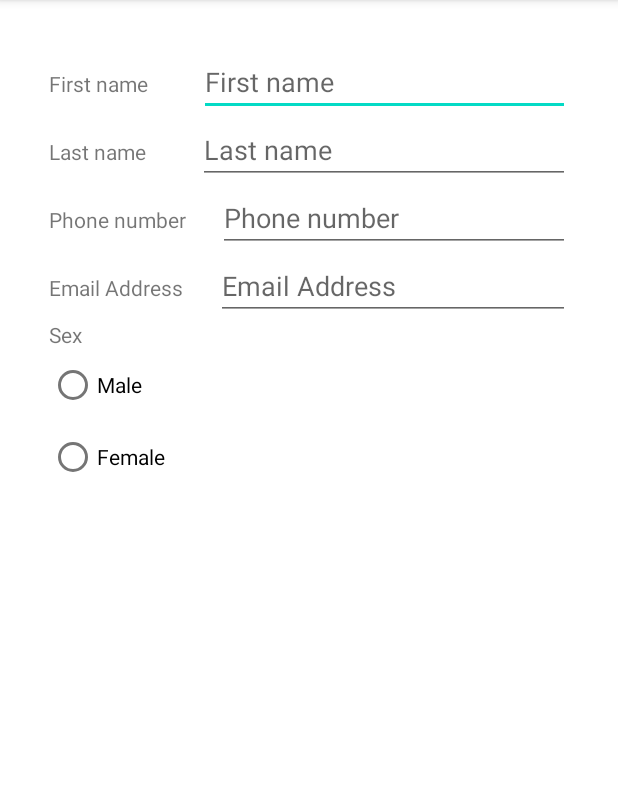
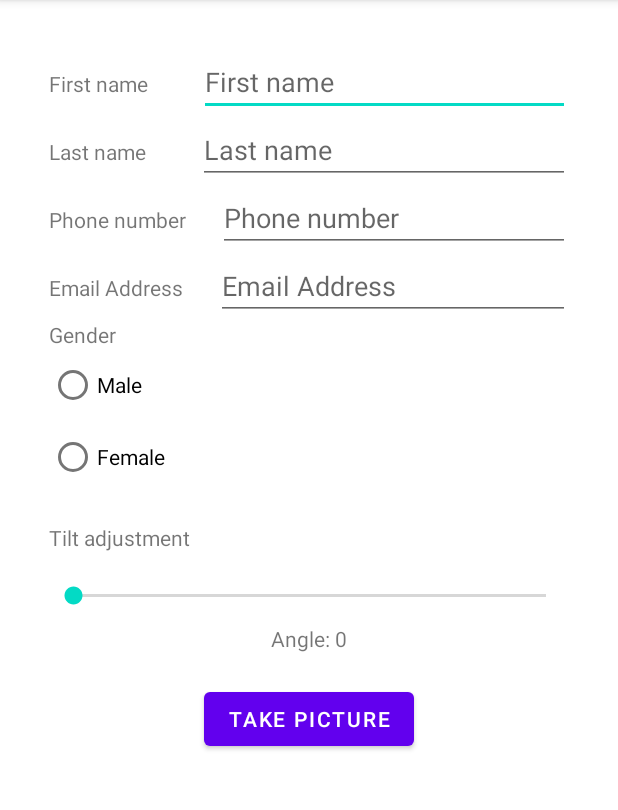
Before and after one commit to dendimaniac/private-keyboard, an Android app: the screen it shows after launch (MainActivity), on a phone screen of 412 x 824 dp, the part 84-894 px from its top. Run offline under Robolectric (Android 15) with nearby library versions, the phone set to English and light mode, and no system bars; libraries missing offline, so code that uses them is left out: androidmads.library.qrgenearator, com.microsoft.signalr, org.apache.commons; 9 statements that could not run were skipped.

Commit message:
add seekbar and take picture button

```diff
--- a/app/src/main/java/com/example/privatekeyboard/Helpers/QRUtils.java
+++ b/app/src/main/java/com/example/privatekeyboard/Helpers/QRUtils.java
@@ -20,7 +20,7 @@ import androidmads.library.qrgenearator.QRGEncoder;
 public class QRUtils {
     public static String connectedUuid;
     public static String newUuid;
-    private static final String baseWebAppUrl = "http://192.168.1.149:3000/";
+    private static final String baseWebAppUrl = "http://192.168.1.39:3000/";
     // Deployment web app URL: https://lively-stone-01c8fc003.azurestaticapps.net/
     // Development web app URL (example): http://192.168.1.149:3000/
 
--- a/app/src/main/java/com/example/privatekeyboard/MainActivity.java
+++ b/app/src/main/java/com/example/privatekeyboard/MainActivity.java
@@ -20,7 +20,7 @@ import com.microsoft.signalr.HubConnection;
 import com.microsoft.signalr.HubConnectionBuilder;
 
 public class MainActivity extends AppCompatActivity {
-    private final String functionUrl = "http://192.168.1.149:7071/api";
+    private final String functionUrl = "http://192.168.1.39:7071/api";
     private LinearLayout linearLayout;
     // Deployment function URL: https://privatekeyboard.azurewebsites.net/api
     // Development function URL (example): http://192.168.1.149:7071/api
--- a/app/src/main/res/layout/activity_main.xml
+++ b/app/src/main/res/layout/activity_main.xml
@@ -123,7 +123,7 @@
                     android:id="@+id/textView5"
                     android:layout_width="wrap_content"
                     android:layout_height="wrap_content"
-                    android:text="Sex" />
+                    android:text="@string/gender" />
 
                 <RadioGroup
                     android:id="@+id/radioSex"
@@ -146,6 +146,46 @@
                 </RadioGroup>
             </LinearLayout>
 
+            <LinearLayout
+                android:layout_width="match_parent"
+                android:layout_height="wrap_content"
+                android:layout_marginTop="20dp"
+                android:orientation="vertical">
+
+                <TextView
+                    android:id="@+id/seekBarTitle"
+                    android:layout_width="wrap_content"
+                    android:layout_height="0dp"
+                    android:layout_marginBottom="20dp"
+                    android:layout_weight="1"
+                    android:text="@string/tilt_adjustment" />
+
+                <SeekBar
+                    android:id="@+id/seekBar"
+                    android:layout_width="match_parent"
+                    android:layout_height="wrap_content" />
+
+                <TextView
+                    android:id="@+id/tiltValue"
+                    android:layout_width="match_parent"
+                    android:layout_height="wrap_content"
+                    android:layout_marginTop="10dp"
+                    android:gravity="center_horizontal"
+                    android:text="@string/angle" />
+            </LinearLayout>
+
+            <LinearLayout
+                android:layout_width="match_parent"
+                android:layout_height="wrap_content"
+                android:layout_marginTop="20dp"
+                android:gravity="center">
+
+                <Button
+                    android:layout_width="wrap_content"
+                    android:layout_height="wrap_content"
+                    android:text="@string/take_picture" />
+            </LinearLayout>
+
         </LinearLayout>
     </ScrollView>
 
--- a/app/src/main/res/values/strings.xml
+++ b/app/src/main/res/values/strings.xml
@@ -4,7 +4,11 @@
     <string name="last_name">Last name</string>
     <string name="phone_number">Phone number</string>
     <string name="email_address">Email Address</string>
-    <string name="qr_code">QR code</string>
+    <string name="gender">Gender</string>
     <string name="radio_male">Male</string>
     <string name="radio_female">Female</string>
+    <string name="qr_code">QR code</string>
+    <string name="tilt_adjustment">Tilt adjustment</string>
+    <string name="angle">Angle: 0</string>
+    <string name="take_picture">TAKE PICTURE</string>
 </resources>
```
